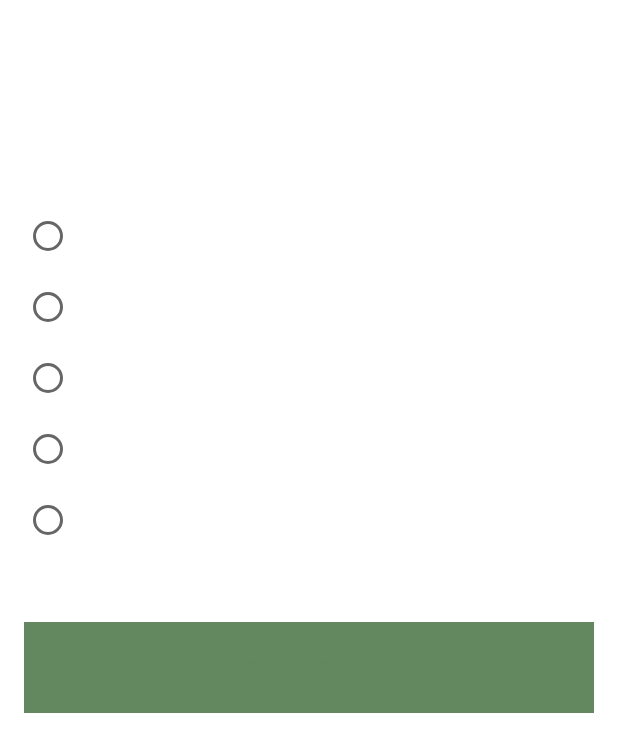
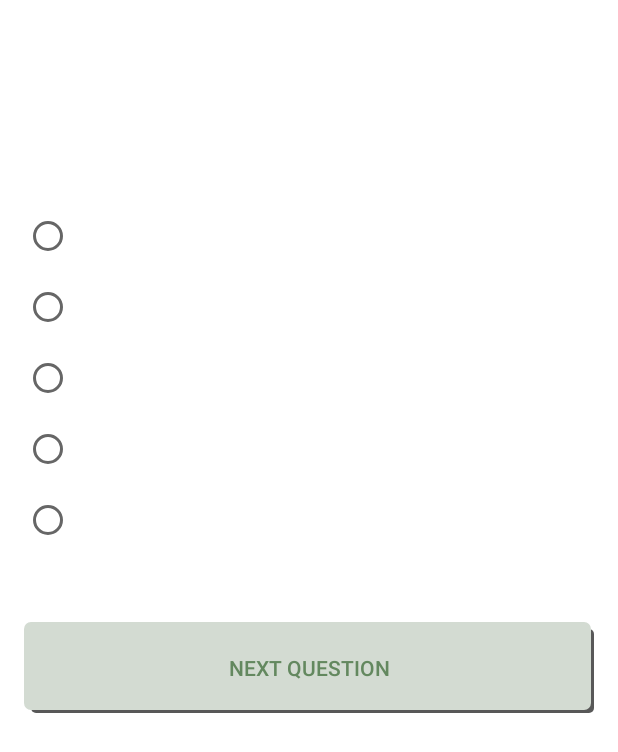
Before and after one commit to Bowen35/MyLifeBalance1.1, an Android app: the layout activity_main_quiz.xml on its own in the app's theme, with its tools: preview values and no code run, on a phone screen of 412 x 824 dp. Shown: the top 752 px of the screen. Run offline under Robolectric (Android 15) with nearby library versions, the phone set to English and light mode, and no system bars.

```diff
--- a/app/src/main/res/layout/activity_main_quiz.xml
+++ b/app/src/main/res/layout/activity_main_quiz.xml
@@ -105,7 +105,7 @@
         android:textColor="@color/icons"
         android:layout_weight="1"
         android:layout_marginTop="@dimen/_40sdp"
-        android:background="@color/colorPrimaryDark"
+        android:background="@drawable/button_selector"
         android:padding="@dimen/_16sdp"
         style="?android:attr/buttonBarButtonStyle"
     />
--- a/app/src/main/res/layout/activity_quiz_result.xml
+++ b/app/src/main/res/layout/activity_quiz_result.xml
@@ -55,7 +55,7 @@
         android:textColor="@color/icons"
         android:text="@string/view_result"
         android:layout_marginTop="@dimen/_80sdp"
-        android:background="@color/colorPrimaryDark"/>
+        android:background="@drawable/button_selector"/>
 
     <Button
         android:id="@+id/retake_quiz"
@@ -64,6 +64,6 @@
         android:textColor="@color/icons"
         android:text="@string/retake_quiz"
         android:layout_marginTop="@dimen/_16sdp"
-        android:background="@color/colorPrimaryDark"/>
+        android:background="@drawable/button_selector"/>
 
 </LinearLayout>
--- a/app/src/main/res/layout/activity_result_analysis.xml
+++ b/app/src/main/res/layout/activity_result_analysis.xml
@@ -25,7 +25,7 @@
         android:textColor="@color/icons"
         android:text="@string/home_button"
         android:layout_marginTop="@dimen/_5sdp"
-        android:background="@color/colorPrimaryDark" />
+        android:background="@drawable/button_selector" />
     </LinearLayout>
 
 </ScrollView>
```
Also changed, not shown: app/src/main/java/com/inducesmile/androidmultiquiz/helper/Helper.java (+4 -4 lines), app/src/main/res/drawable/business.png (deleted), app/src/main/res/drawable/education.png (deleted), app/src/main/res/drawable/family.png (added), app/src/main/res/drawable/geography.png (deleted), app/src/main/res/drawable/health.png (added), app/src/main/res/drawable/history.png (deleted), app/src/main/res/drawable/money.png (added), app/src/main/res/drawable/physical.png (added), app/src/main/res/drawable/politics.png (deleted), app/src/main/res/drawable/sports.png (deleted).
